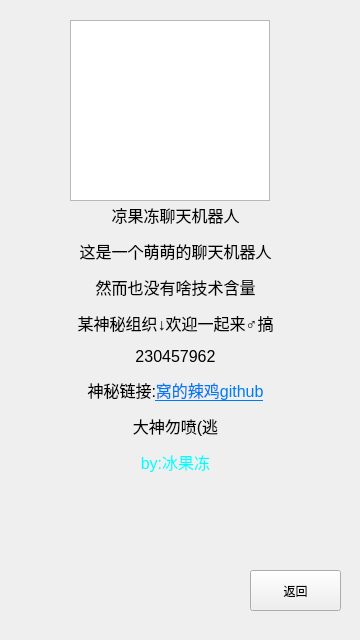
Old version of the form 0_1_6/aboutform.ui in the repository Fydui/AI-L-jelly.
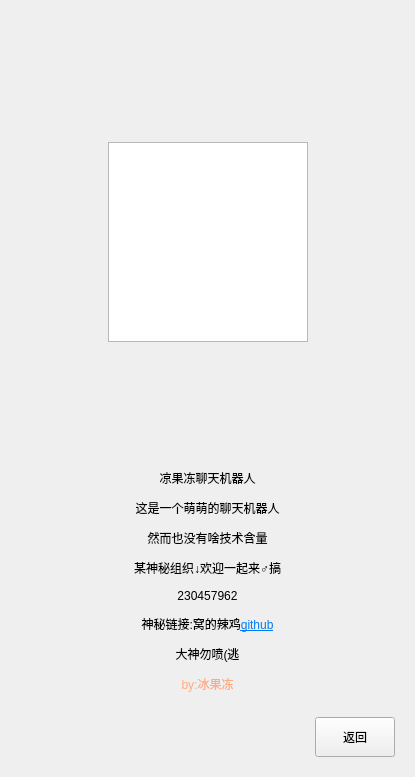
New version of the form. Icons and pictures are not drawn.

Commit message: 更新UI 响应式布局

Diff of the .ui file:
```diff
--- a/0_1_6/aboutform.ui
+++ b/0_1_6/aboutform.ui
@@ -6,10 +6,22 @@
    <rect>
     <x>0</x>
     <y>0</y>
-    <width>360</width>
-    <height>640</height>
+    <width>415</width>
+    <height>777</height>
    </rect>
   </property>
+  <property name="sizePolicy">
+   <sizepolicy hsizetype="Minimum" vsizetype="Minimum">
+    <horstretch>0</horstretch>
+    <verstretch>0</verstretch>
+   </sizepolicy>
+  </property>
+  <property name="minimumSize">
+   <size>
+    <width>200</width>
+    <height>200</height>
+   </size>
+  </property>
   <property name="windowTitle">
    <string>Form</string>
   </property>
@@ -17,49 +29,161 @@
    <iconset resource="resource.qrc">
     <normaloff>:/new/photo/Resource/ico.png</normaloff>:/new/photo/Resource/ico.png</iconset>
   </property>
-  <widget class="QPushButton" name="pushButton">
-   <property name="geometry">
-    <rect>
-     <x>250</x>
-     <y>570</y>
-     <width>91</width>
-     <height>41</height>
-    </rect>
-   </property>
-   <property name="text">
-    <string>返回</string>
-   </property>
-  </widget>
-  <widget class="QLabel" name="label">
-   <property name="geometry">
-    <rect>
-     <x>40</x>
-     <y>180</y>
-     <width>271</width>
-     <height>361</height>
-    </rect>
-   </property>
-   <property name="text">
-    <string>&lt;html&gt;&lt;head/&gt;&lt;body&gt;&lt;p align=&quot;center&quot;&gt;&lt;span style=&quot; font-size:12pt;&quot;&gt;凉果冻聊天机器人&lt;/span&gt;&lt;/p&gt;&lt;p align=&quot;center&quot;&gt;&lt;span style=&quot; font-size:12pt;&quot;&gt;这是一个萌萌的聊天机器人&lt;/span&gt;&lt;/p&gt;&lt;p align=&quot;center&quot;&gt;&lt;span style=&quot; font-size:12pt;&quot;&gt;然而也没有啥技术含量&lt;/span&gt;&lt;/p&gt;&lt;p align=&quot;center&quot;&gt;&lt;span style=&quot; font-size:12pt;&quot;&gt;某神秘组织↓欢迎一起来♂搞&lt;/span&gt;&lt;/p&gt;&lt;p align=&quot;center&quot;&gt;&lt;span style=&quot; font-size:12pt;&quot;&gt;230457962&lt;/span&gt;&lt;/p&gt;&lt;p align=&quot;center&quot;&gt;&lt;span style=&quot; font-size:12pt;&quot;&gt;神秘链接:&lt;/span&gt;&lt;a href=&quot;https://github.com/Fydui&quot;&gt;&lt;span style=&quot; font-size:12pt; text-decoration: underline; color:#007af4;&quot;&gt;窝的辣鸡github&lt;/span&gt;&lt;/a&gt;&lt;/p&gt;&lt;p align=&quot;center&quot;&gt;&lt;span style=&quot; font-size:12pt;&quot;&gt;大神勿喷(逃&lt;/span&gt;&lt;/p&gt;&lt;p align=&quot;center&quot;&gt;&lt;span style=&quot; font-size:12pt; color:#00ffff;&quot;&gt;by:冰果冻&lt;/span&gt;&lt;/p&gt;&lt;p&gt;&lt;span style=&quot; font-size:12pt;&quot;&gt;&lt;br/&gt;&lt;/span&gt;&lt;/p&gt;&lt;/body&gt;&lt;/html&gt;</string>
-   </property>
-  </widget>
-  <widget class="QTextBrowser" name="textBrowser">
-   <property name="geometry">
-    <rect>
-     <x>70</x>
-     <y>20</y>
-     <width>200</width>
-     <height>181</height>
-    </rect>
-   </property>
-   <property name="html">
-    <string>&lt;!DOCTYPE HTML PUBLIC &quot;-//W3C//DTD HTML 4.0//EN&quot; &quot;http://www.w3.org/TR/REC-html40/strict.dtd&quot;&gt;
+  <layout class="QGridLayout" name="gridLayout_2">
+   <item row="3" column="0">
+    <widget class="QWidget" name="widget_2" native="true">
+     <layout class="QHBoxLayout" name="horizontalLayout">
+      <item>
+       <layout class="QVBoxLayout" name="verticalLayout">
+        <item>
+         <widget class="QWidget" name="widget" native="true">
+          <layout class="QGridLayout" name="gridLayout_3">
+           <item row="2" column="1">
+            <spacer name="verticalSpacer">
+             <property name="orientation">
+              <enum>Qt::Vertical</enum>
+             </property>
+             <property name="sizeHint" stdset="0">
+              <size>
+               <width>20</width>
+               <height>40</height>
+              </size>
+             </property>
+            </spacer>
+           </item>
+           <item row="0" column="1">
+            <spacer name="verticalSpacer_2">
+             <property name="orientation">
+              <enum>Qt::Vertical</enum>
+             </property>
+             <property name="sizeHint" stdset="0">
+              <size>
+               <width>20</width>
+               <height>40</height>
+              </size>
+             </property>
+            </spacer>
+           </item>
+           <item row="1" column="0">
+            <spacer name="horizontalSpacer_2">
+             <property name="orientation">
+              <enum>Qt::Horizontal</enum>
+             </property>
+             <property name="sizeHint" stdset="0">
+              <size>
+               <width>40</width>
+               <height>20</height>
+              </size>
+             </property>
+            </spacer>
+           </item>
+           <item row="1" column="1">
+            <layout class="QGridLayout" name="gridLayout">
+             <item row="0" column="0">
+              <widget class="QTextBrowser" name="textBrowser">
+               <property name="sizePolicy">
+                <sizepolicy hsizetype="Maximum" vsizetype="Maximum">
+                 <horstretch>0</horstretch>
+                 <verstretch>0</verstretch>
+                </sizepolicy>
+               </property>
+               <property name="minimumSize">
+                <size>
+                 <width>200</width>
+                 <height>200</height>
+                </size>
+               </property>
+               <property name="maximumSize">
+                <size>
+                 <width>200</width>
+                 <height>200</height>
+                </size>
+               </property>
+               <property name="html">
+                <string>&lt;!DOCTYPE HTML PUBLIC &quot;-//W3C//DTD HTML 4.0//EN&quot; &quot;http://www.w3.org/TR/REC-html40/strict.dtd&quot;&gt;
 &lt;html&gt;&lt;head&gt;&lt;meta name=&quot;qrichtext&quot; content=&quot;1&quot; /&gt;&lt;style type=&quot;text/css&quot;&gt;
 p, li { white-space: pre-wrap; }
 &lt;/style&gt;&lt;/head&gt;&lt;body style=&quot; font-family:'SimSun'; font-size:9pt; font-weight:400; font-style:normal;&quot;&gt;
 &lt;p style=&quot; margin-top:0px; margin-bottom:0px; margin-left:0px; margin-right:0px; -qt-block-indent:0; text-indent:0px;&quot;&gt;&lt;img src=&quot;:/new/photo/Resource/lex.jpg&quot; /&gt;&lt;/p&gt;&lt;/body&gt;&lt;/html&gt;</string>
-   </property>
-  </widget>
+               </property>
+              </widget>
+             </item>
+            </layout>
+           </item>
+           <item row="1" column="2">
+            <spacer name="horizontalSpacer_3">
+             <property name="orientation">
+              <enum>Qt::Horizontal</enum>
+             </property>
+             <property name="sizeHint" stdset="0">
+              <size>
+               <width>40</width>
+               <height>20</height>
+              </size>
+             </property>
+            </spacer>
+           </item>
+          </layout>
+         </widget>
+        </item>
+        <item>
+         <widget class="QLabel" name="label">
+          <property name="styleSheet">
+           <string notr="true">font: 12pt &quot;Adobe Arabic&quot;;</string>
+          </property>
+          <property name="text">
+           <string>&lt;html&gt;&lt;head/&gt;&lt;body&gt;&lt;p align=&quot;center&quot;&gt;凉果冻聊天机器人&lt;/p&gt;&lt;p align=&quot;center&quot;&gt;这是一个萌萌的聊天机器人&lt;/p&gt;&lt;p align=&quot;center&quot;&gt;然而也没有啥技术含量&lt;/p&gt;&lt;p align=&quot;center&quot;&gt;某神秘组织↓欢迎一起来♂搞&lt;/p&gt;&lt;p align=&quot;center&quot;&gt;230457962&lt;/p&gt;&lt;p align=&quot;center&quot;&gt;神秘链接:窝的辣鸡&lt;a href=&quot;https://github.com/Fydui&quot;&gt;&lt;span style=&quot; text-decoration: underline; color:#007af4;&quot;&gt;github&lt;/span&gt;&lt;/a&gt;&lt;/p&gt;&lt;p align=&quot;center&quot;&gt;大神勿喷(逃&lt;/p&gt;&lt;p align=&quot;center&quot;&gt;&lt;span style=&quot; color:#ffaa7f;&quot;&gt;by:冰果冻&lt;/span&gt;&lt;/p&gt;&lt;/body&gt;&lt;/html&gt;</string>
+          </property>
+         </widget>
+        </item>
+       </layout>
+      </item>
+     </layout>
+    </widget>
+   </item>
+   <item row="4" column="0">
+    <widget class="QWidget" name="widget_3" native="true">
+     <layout class="QHBoxLayout" name="horizontalLayout_3">
+      <item>
+       <layout class="QHBoxLayout" name="horizontalLayout_2">
+        <item>
+         <spacer name="horizontalSpacer">
+          <property name="orientation">
+           <enum>Qt::Horizontal</enum>
+          </property>
+          <property name="sizeHint" stdset="0">
+           <size>
+            <width>40</width>
+            <height>20</height>
+           </size>
+          </property>
+         </spacer>
+        </item>
+        <item>
+         <widget class="QPushButton" name="pushButton">
+          <property name="sizePolicy">
+           <sizepolicy hsizetype="Preferred" vsizetype="Preferred">
+            <horstretch>0</horstretch>
+            <verstretch>0</verstretch>
+           </sizepolicy>
+          </property>
+          <property name="minimumSize">
+           <size>
+            <width>0</width>
+            <height>40</height>
+           </size>
+          </property>
+          <property name="text">
+           <string>返回</string>
+          </property>
+         </widget>
+        </item>
+       </layout>
+      </item>
+     </layout>
+    </widget>
+   </item>
+  </layout>
  </widget>
  <resources>
   <include location="resource.qrc"/>
```
The commit also changes 6 other files.
